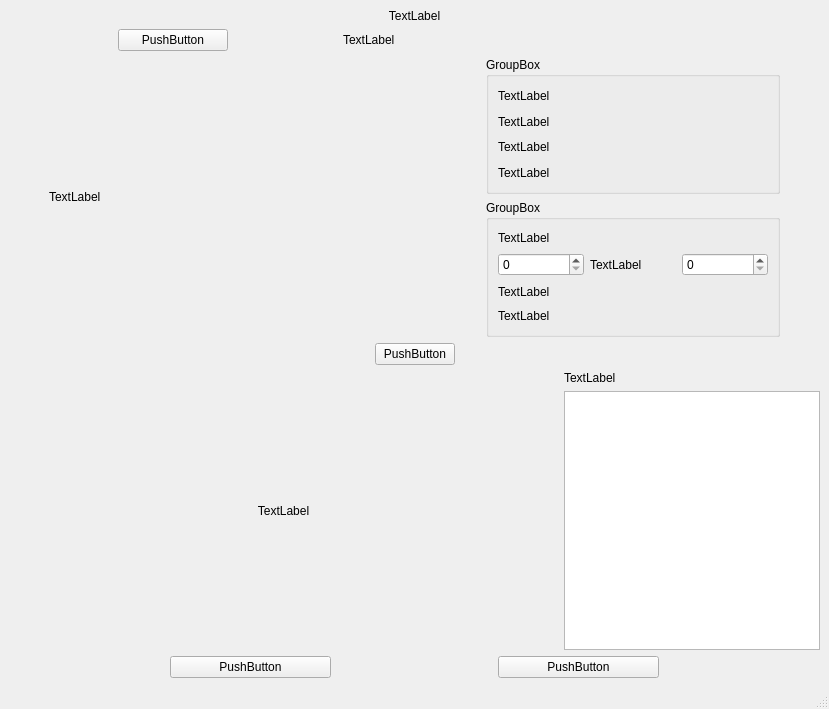
Old version of the form mainwindow.ui in the repository OskarJ328/RGB565Generator.
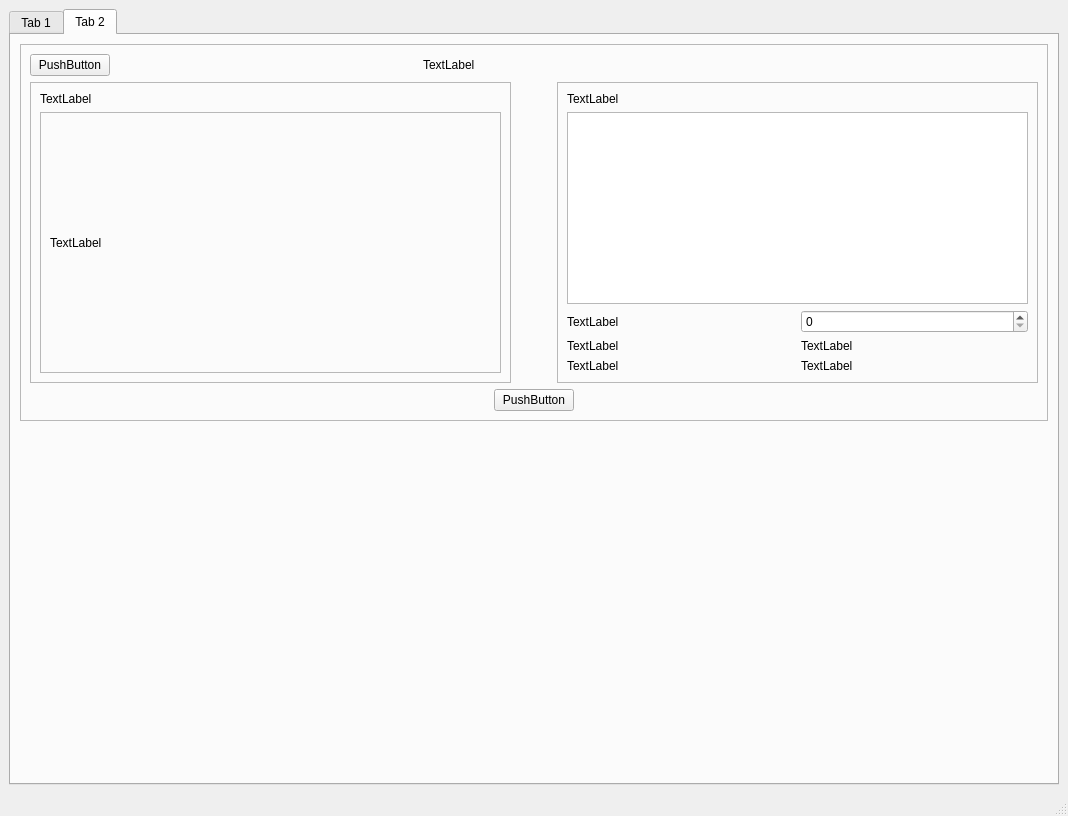
New version of the form.

Commit message: dodanie podstawy do generowania fontow do wyswietlacza

What changed in the file:
```diff
--- a/mainwindow.ui
+++ b/mainwindow.ui
@@ -6,15 +6,25 @@
    <rect>
     <x>0</x>
     <y>0</y>
-    <width>829</width>
-    <height>709</height>
+    <width>1068</width>
+    <height>816</height>
    </rect>
   </property>
   <property name="windowTitle">
    <string>MainWindow</string>
   </property>
   <widget class="QWidget" name="centralwidget">
-   <layout class="QVBoxLayout" name="verticalLayout_3" stretch="0,0,2,0,2,0">
+   <layout class="QHBoxLayout" name="horizontalLayout_12">
+    <item>
+     <widget class="QTabWidget" name="tabWidget">
+      <property name="currentIndex">
+       <number>1</number>
+      </property>
+      <widget class="QWidget" name="tab_rgb565Generator">
+       <attribute name="title">
+        <string>Tab 1</string>
+       </attribute>
+       <layout class="QVBoxLayout" name="verticalLayout_3">
     <item>
      <widget class="QLabel" name="labelNaglowek">
       <property name="text">
@@ -381,6 +391,237 @@
     </item>
    </layout>
   </widget>
+      <widget class="QWidget" name="tab_ttfFontConvertion">
+       <attribute name="title">
+        <string>Tab 2</string>
+       </attribute>
+       <layout class="QVBoxLayout" name="verticalLayout_6">
+        <item>
+         <widget class="QFrame" name="frame_3">
+          <property name="frameShape">
+           <enum>QFrame::Shape::StyledPanel</enum>
+          </property>
+          <property name="frameShadow">
+           <enum>QFrame::Shadow::Raised</enum>
+          </property>
+          <layout class="QVBoxLayout" name="verticalLayout_9">
+           <item>
+            <layout class="QHBoxLayout" name="horizontalLayout_6" stretch="0,2,4">
+             <item>
+              <widget class="QPushButton" name="pushButton_BrowseFont">
+               <property name="text">
+                <string>PushButton</string>
+               </property>
+              </widget>
+             </item>
+             <item>
+              <spacer name="horizontalSpacer_15">
+               <property name="orientation">
+                <enum>Qt::Orientation::Horizontal</enum>
+               </property>
+               <property name="sizeHint" stdset="0">
+                <size>
+                 <width>40</width>
+                 <height>20</height>
+                </size>
+               </property>
+              </spacer>
+             </item>
+             <item>
+              <widget class="QLabel" name="label_fontPath">
+               <property name="text">
+                <string>TextLabel</string>
+               </property>
+              </widget>
+             </item>
+            </layout>
+           </item>
+           <item>
+            <layout class="QHBoxLayout" name="horizontalLayout_7" stretch="1,0,1">
+             <item>
+              <widget class="QFrame" name="frame">
+               <property name="frameShape">
+                <enum>QFrame::Shape::StyledPanel</enum>
+               </property>
+               <property name="frameShadow">
+                <enum>QFrame::Shadow::Raised</enum>
+               </property>
+               <layout class="QVBoxLayout" name="verticalLayout_10" stretch="0,1">
+                <item>
+                 <widget class="QLabel" name="label_fontPreviewTitle">
+                  <property name="text">
+                   <string>TextLabel</string>
+                  </property>
+                 </widget>
+                </item>
+                <item>
+                 <widget class="QFrame" name="frame_4">
+                  <property name="frameShape">
+                   <enum>QFrame::Shape::StyledPanel</enum>
+                  </property>
+                  <property name="frameShadow">
+                   <enum>QFrame::Shadow::Raised</enum>
+                  </property>
+                  <layout class="QVBoxLayout" name="verticalLayout_8">
+                   <item>
+                    <widget class="QLabel" name="label_fontPreviewImage">
+                     <property name="text">
+                      <string>TextLabel</string>
+                     </property>
+                    </widget>
+                   </item>
+                  </layout>
+                 </widget>
+                </item>
+               </layout>
+              </widget>
+             </item>
+             <item>
+              <spacer name="horizontalSpacer_14">
+               <property name="orientation">
+                <enum>Qt::Orientation::Horizontal</enum>
+               </property>
+               <property name="sizeHint" stdset="0">
+                <size>
+                 <width>40</width>
+                 <height>20</height>
+                </size>
+               </property>
+              </spacer>
+             </item>
+             <item>
+              <widget class="QFrame" name="frame_2">
+               <property name="frameShape">
+                <enum>QFrame::Shape::StyledPanel</enum>
+               </property>
+               <property name="frameShadow">
+                <enum>QFrame::Shadow::Raised</enum>
+               </property>
+               <layout class="QVBoxLayout" name="verticalLayout_7">
+                <item>
+                 <widget class="QLabel" name="label_enterFontNameTitle">
+                  <property name="text">
+                   <string>TextLabel</string>
+                  </property>
+                 </widget>
+                </item>
+                <item>
+                 <widget class="QTextEdit" name="textEdit_enterFontName"/>
+                </item>
+                <item>
+                 <layout class="QHBoxLayout" name="horizontalLayout_9">
+                  <item>
+                   <widget class="QLabel" name="label_fontSize">
+                    <property name="text">
+                     <string>TextLabel</string>
+                    </property>
+                   </widget>
+                  </item>
+                  <item>
+                   <widget class="QSpinBox" name="spinBox_fontSize"/>
+                  </item>
+                 </layout>
+                </item>
+                <item>
+                 <layout class="QHBoxLayout" name="horizontalLayout_10">
+                  <item>
+                   <widget class="QLabel" name="label_fontWidthTitle">
+                    <property name="text">
+                     <string>TextLabel</string>
+                    </property>
+                   </widget>
+                  </item>
+                  <item>
+                   <widget class="QLabel" name="label_fontWidthVal">
+                    <property name="text">
+                     <string>TextLabel</string>
+                    </property>
+                   </widget>
+                  </item>
+                 </layout>
+                </item>
+                <item>
+                 <layout class="QHBoxLayout" name="horizontalLayout_11">
+                  <item>
+                   <widget class="QLabel" name="label_fontHeightTitle">
+                    <property name="text">
+                     <string>TextLabel</string>
+                    </property>
+                   </widget>
+                  </item>
+                  <item>
+                   <widget class="QLabel" name="label_fontHeightVal">
+                    <property name="text">
+                     <string>TextLabel</string>
+                    </property>
+                   </widget>
+                  </item>
+                 </layout>
+                </item>
+               </layout>
+              </widget>
+             </item>
+            </layout>
+           </item>
+           <item>
+            <layout class="QHBoxLayout" name="horizontalLayout_8">
+             <item>
+              <spacer name="horizontalSpacer_16">
+               <property name="orientation">
+                <enum>Qt::Orientation::Horizontal</enum>
+               </property>
+               <property name="sizeHint" stdset="0">
+                <size>
+                 <width>40</width>
+                 <height>20</height>
+                </size>
+               </property>
+              </spacer>
+             </item>
+             <item>
+              <widget class="QPushButton" name="pushButton_generateFont">
+               <property name="text">
+                <string>PushButton</string>
+               </property>
+              </widget>
+             </item>
+             <item>
+              <spacer name="horizontalSpacer_17">
+               <property name="orientation">
+                <enum>Qt::Orientation::Horizontal</enum>
+               </property>
+               <property name="sizeHint" stdset="0">
+                <size>
+                 <width>40</width>
+                 <height>20</height>
+                </size>
+               </property>
+              </spacer>
+             </item>
+            </layout>
+           </item>
+          </layout>
+         </widget>
+        </item>
+        <item>
+         <spacer name="verticalSpacer">
+          <property name="orientation">
+           <enum>Qt::Orientation::Vertical</enum>
+          </property>
+          <property name="sizeHint" stdset="0">
+           <size>
+            <width>20</width>
+            <height>289</height>
+           </size>
+          </property>
+         </spacer>
+        </item>
+       </layout>
+      </widget>
+     </widget>
+    </item>
+   </layout>
+  </widget>
   <widget class="QMenuBar" name="menubar">
    <property name="geometry">
     <rect>
```
Left out of the diff: 2 changed lines with no effect on the pictures. Lines whose indentation alone changed are shown as unchanged. The commit also changes 2 other files.
